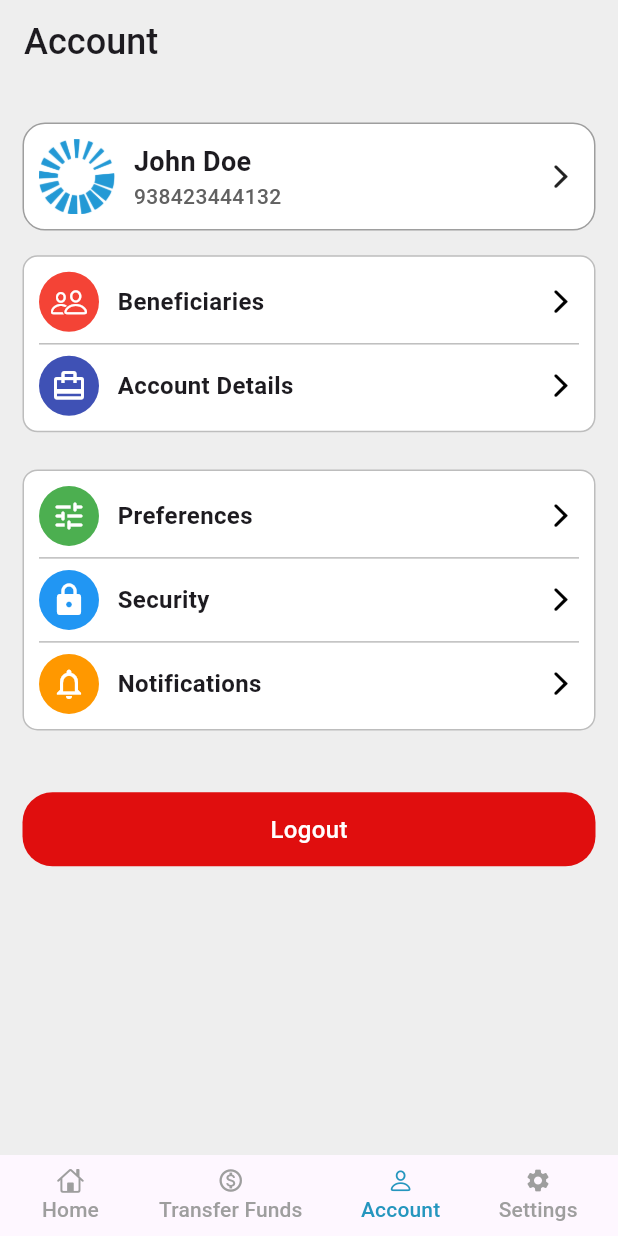
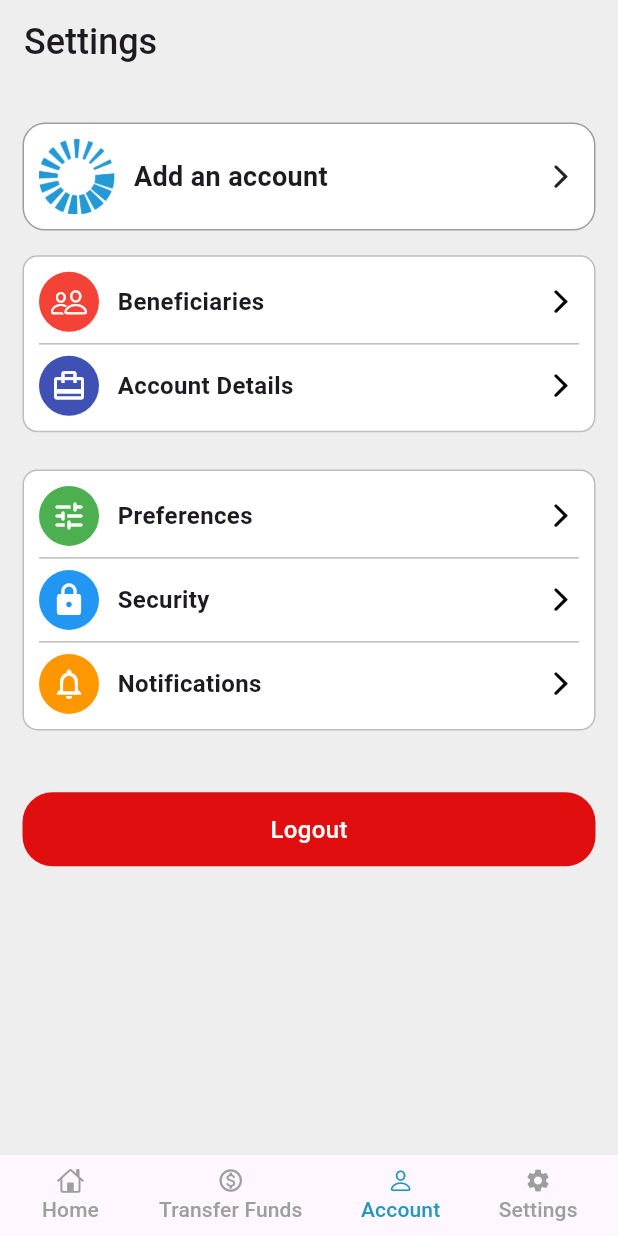
Before and after one commit to Ashisoma/yala, a Flutter app: the AccountScreen screen opened directly, on a phone screen of 412 x 824 dp. Run offline on Flutter 3.47's test engine with Material 3 defaults, Android fonts, the phone set to English and light mode, and no system bars; our stand-ins replace flutter_otp_text_field, get.

Commit message:
ui : settings update

```diff
--- a/lib/main.dart
+++ b/lib/main.dart
@@ -1,7 +1,6 @@
 import 'package:flutter/material.dart';
 import 'package:get/get.dart';
 import 'package:yala/auth/login_screen.dart';
-import 'package:yala/screens/home_screen.dart';
 
 void main() {
   runApp(const MyApp());
--- a/lib/screens/account_screen.dart
+++ b/lib/screens/account_screen.dart
@@ -1,17 +1,16 @@
 import 'package:flutter/cupertino.dart';
 import 'package:flutter/material.dart';
-import 'package:yala/auth/login_screen.dart';
-import 'package:yala/widgets/color.dart';
+import 'package:yala/models/card_items.dart';
 import 'package:yala/widgets/custom_widgets.dart';
 
-class AccountScreen extends StatefulWidget {
-  const AccountScreen({super.key});
+class SettingsScreen extends StatefulWidget {
+  const SettingsScreen({super.key});
 
   @override
-  State<AccountScreen> createState() => _AccountScreenState();
+  State<SettingsScreen> createState() => _SettingsScreenState();
 }
 
-class _AccountScreenState extends State<AccountScreen> {
+class _SettingsScreenState extends State<SettingsScreen> {
   @override
   Widget build(BuildContext context) {
     return Scaffold(
@@ -19,7 +18,7 @@ class _AccountScreenState extends State<AccountScreen> {
         backgroundColor: Colors.grey.shade200,
         automaticallyImplyLeading: false,
         title: const Text(
-          "Account",
+          "Account Management",
           style: TextStyle(
             fontWeight: FontWeight.w500,
             fontSize: 24,
@@ -82,215 +81,78 @@ class _AccountScreenState extends State<AccountScreen> {
               ),
             ),
             SizedBox(
-              height: MediaQuery.of(context).size.height * 0.02,
-            ),
-            Container(
-              padding: const EdgeInsets.all(10.0),
-              decoration: BoxDecoration(
-                color: Colors.white,
-                borderRadius: BorderRadius.circular(10.0),
-                border: Border.all(
-                  color: Colors.grey.shade400,
-                ),
-              ),
-              child: Column(
-                children: [
-                  Row(
-                    children: [
-                      const CircleAvatar(
-                        backgroundColor: Colors.red,
-                        child: Icon(
-                          CupertinoIcons.person_2,
-                          color: Colors.white,
-                        ),
-                      ),
-                      SizedBox(
-                        width: MediaQuery.of(context).size.width * 0.03,
-                      ),
-                      const Text(
-                        "Beneficiaries",
-                        style: TextStyle(
-                          fontWeight: FontWeight.bold,
-                          fontSize: 16,
-                        ),
-                      ),
-                      const Spacer(),
-                      const Icon(
-                        CupertinoIcons.forward,
-                        color: Colors.black,
-                      ),
-                    ],
-                  ),
-                  Divider(
-                    color: Colors.grey.shade400,
-                  ),
-                  Row(
-                    children: [
-                      const CircleAvatar(
-                        backgroundColor: Colors.indigo,
-                        child: Icon(
-                          Icons.wallet_travel,
-                          color: Colors.white,
-                        ),
-                      ),
-                      SizedBox(
-                        width: MediaQuery.of(context).size.width * 0.03,
-                      ),
-                      const Text(
-                        "Account Details",
-                        style: TextStyle(
-                          fontWeight: FontWeight.bold,
-                          fontSize: 16,
-                        ),
-                      ),
-                      const Spacer(),
-                      const Icon(
-                        CupertinoIcons.forward,
-                        color: Colors.black,
-                      ),
-                    ],
-                  ),
-                ],
-              ),
-            ),
-            SizedBox(
               height: MediaQuery.of(context).size.height * 0.03,
             ),
-            Container(
-              padding: const EdgeInsets.all(10.0),
-              decoration: BoxDecoration(
-                color: Colors.white,
-                borderRadius: BorderRadius.circular(10.0),
-                border: Border.all(
-                  color: Colors.grey.shade400,
-                ),
-              ),
-              child: Column(
-                children: [
-                  Row(
-                    children: [
-                      const CircleAvatar(
-                        backgroundColor: Colors.green,
-                        child: Icon(
-                          Icons.tune_rounded,
-                          color: Colors.white,
-                        ),
-                      ),
-                      SizedBox(
-                        width: MediaQuery.of(context).size.width * 0.03,
-                      ),
-                      const Text(
-                        "Preferences",
-                        style: TextStyle(
-                          fontWeight: FontWeight.bold,
-                          fontSize: 16,
-                        ),
-                      ),
-                      const Spacer(),
-                      const Icon(
-                        CupertinoIcons.forward,
-                        color: Colors.black,
-                      ),
-                    ],
-                  ),
-                  Divider(
-                    color: Colors.grey.shade400,
-                  ),
-                  Row(
-                    children: [
-                      const CircleAvatar(
-                        backgroundColor: Colors.blue,
-                        child: Icon(
-                          Icons.lock,
-                          color: Colors.white,
-                        ),
-                      ),
-                      SizedBox(
-                        width: MediaQuery.of(context).size.width * 0.03,
-                      ),
-                      const Text(
-                        "Security",
-                        style: TextStyle(
-                          fontWeight: FontWeight.bold,
-                          fontSize: 16,
-                        ),
-                      ),
-                      const Spacer(),
-                      const Icon(
-                        CupertinoIcons.forward,
-                        color: Colors.black,
-                      ),
-                    ],
-                  ),
-                  Divider(
-                    color: Colors.grey.shade400,
-                  ),
-                  Row(
-                    children: [
-                      const CircleAvatar(
-                        backgroundColor: Colors.orange,
-                        child: Icon(
-                          Icons.notifications_none_outlined,
-                          color: Colors.white,
-                        ),
-                      ),
-                      SizedBox(
-                        width: MediaQuery.of(context).size.width * 0.03,
-                      ),
-                      const Text(
-                        "Notifications",
-                        style: TextStyle(
-                          fontWeight: FontWeight.bold,
-                          fontSize: 16,
-                        ),
-                      ),
-                      const Spacer(),
-                      const Icon(
-                        CupertinoIcons.forward,
-                        color: Colors.black,
-                      ),
-                    ],
-                  ),
-                ],
-              ),
-            ),
-            SizedBox(
-              height: MediaQuery.of(context).size.height * 0.05,
-            ),
-            GestureDetector(
-              onTap: () {
-                Navigator.of(context).pushReplacement(
-                  MaterialPageRoute(
-                    builder: (BuildContext context) => const LoginScreen(),
-                  ),
-                );
-              },
-              child: Container(
-                height: MediaQuery.of(context).size.height * 0.06,
-                decoration: BoxDecoration(
-                  borderRadius: BorderRadius.circular(20),
-                  color: MyColors.red_clr,
-                ),
-                child: const Center(
-                  child: Text(
-                    "Logout",
-                    style: TextStyle(
-                        fontSize: 16,
-                        color: Colors.white,
-                        fontWeight: FontWeight.w500),
-                  ),
-                ),
-              ),
-            ),
+            Expanded(child: pager())
           ],
         ),
       ),
       bottomNavigationBar: Container(
         child: MyWidgets.bottomNavMenu(
           context,
-          contextIndex: 4,
+          contextIndex: 5,
         ),
       ),
     );
   }
+
+  List<ItemsCard> items = [
+    ItemsCard('43.0', 'images/ic_visa.png',
+        LinearGradient(colors: [Colors.purple, Colors.purple.shade300])),
+    ItemsCard('43.0', 'images/ic_mastercard.png',
+        LinearGradient(colors: [Colors.blue, Colors.blue.shade300])),
+    ItemsCard('43.0', 'images/mpesa.png',
+        LinearGradient(colors: [Colors.green, Colors.green.shade300])),
+  ];
+
+  Widget pager() {
+    return SizedBox(
+      child: ListView.separated(
+        separatorBuilder: (context, index) => const SizedBox(
+          height: 20.0,
+        ),
+        itemCount: items.length,
+        itemBuilder: (context, index) {
+          return Container(
+            decoration: BoxDecoration(
+                borderRadius: BorderRadius.circular(
+                  15.0,
+                ),
+                gradient: items[index].linearGradient),
+            height: MediaQuery.of(context).size.height * 0.2,
+            width: MediaQuery.of(context).size.width * 0.9,
+            child: Padding(
+              padding: const EdgeInsets.all(12.0),
+              child: Column(
+                crossAxisAlignment: CrossAxisAlignment.start,
+                children: [
+                  Image.asset(
+                    height: 50,
+                    '${items[index].img}',
+                    scale: 2.0,
+                  ),
+                  Text(
+                    'Bal \$ ${items[index].amount}',
+                    style: const TextStyle(
+                      fontSize: 20.0,
+                      fontWeight: FontWeight.w500,
+                      color: Colors.white,
+                    ),
+                  ),
+                  const Text(
+                    '2373 *** **** **** ***2',
+                    style: TextStyle(
+                      fontSize: 14.0,
+                      fontWeight: FontWeight.w400,
+                      color: Colors.white,
+                    ),
+                  ),
+                ],
+              ),
+            ),
+          );
+        },
+      ),
+    );
+  }
 }
--- /dev/null
+++ b/lib/screens/setting_screen.dart
@@ -0,0 +1,289 @@
+import 'package:flutter/cupertino.dart';
+import 'package:flutter/material.dart';
+import 'package:yala/auth/login_screen.dart';
+import 'package:yala/widgets/color.dart';
+import 'package:yala/widgets/custom_widgets.dart';
+
+class AccountScreen extends StatefulWidget {
+  const AccountScreen({super.key});
+
+  @override
+  State<AccountScreen> createState() => _AccountScreenState();
+}
+
+class _AccountScreenState extends State<AccountScreen> {
+  @override
+  Widget build(BuildContext context) {
+    return Scaffold(
+      appBar: AppBar(
+        backgroundColor: Colors.grey.shade200,
+        automaticallyImplyLeading: false,
+        title: const Text(
+          "Settings",
+          style: TextStyle(
+            fontWeight: FontWeight.w500,
+            fontSize: 24,
+          ),
+        ),
+      ),
+      body: Container(
+        padding: const EdgeInsets.symmetric(vertical: 1.0, horizontal: 15.0),
+        color: Colors.grey.shade200,
+        child: Column(
+          crossAxisAlignment: CrossAxisAlignment.start,
+          children: [
+            SizedBox(
+              height: MediaQuery.of(context).size.height * 0.03,
+            ),
+            Container(
+              padding: const EdgeInsets.all(10.0),
+              decoration: BoxDecoration(
+                color: Colors.white,
+                borderRadius: BorderRadius.circular(15.0),
+                border: Border.all(
+                  color: Colors.grey,
+                ),
+              ),
+              child: Row(
+                children: [
+                  Column(
+                    children: [
+                      Image.asset(
+                        'images/icon.png',
+                        height: 50.0,
+                      )
+                    ],
+                  ),
+                  SizedBox(
+                    width: MediaQuery.of(context).size.width * 0.03,
+                  ),
+                  Column(
+                    crossAxisAlignment: CrossAxisAlignment.start,
+                    children: [
+                      const Text(
+                        "Add an account",
+                        style: TextStyle(
+                          fontWeight: FontWeight.bold,
+                          fontSize: 18,
+                        ),
+                      ),
+                    ],
+                  ),
+                  const Spacer(),
+                  const Center(child: Icon(CupertinoIcons.forward))
+                ],
+              ),
+            ),
+            SizedBox(
+              height: MediaQuery.of(context).size.height * 0.02,
+            ),
+            Container(
+              padding: const EdgeInsets.all(10.0),
+              decoration: BoxDecoration(
+                color: Colors.white,
+                borderRadius: BorderRadius.circular(10.0),
+                border: Border.all(
+                  color: Colors.grey.shade400,
+                ),
+              ),
+              child: Column(
+                children: [
+                  Row(
+                    children: [
+                      const CircleAvatar(
+                        backgroundColor: Colors.red,
+                        child: Icon(
+                          CupertinoIcons.person_2,
+                          color: Colors.white,
+                        ),
+                      ),
+                      SizedBox(
+                        width: MediaQuery.of(context).size.width * 0.03,
+                      ),
+                      const Text(
+                        "Beneficiaries",
+                        style: TextStyle(
+                          fontWeight: FontWeight.bold,
+                          fontSize: 16,
+                        ),
+                      ),
+                      const Spacer(),
+                      const Icon(
+                        CupertinoIcons.forward,
+                        color: Colors.black,
+                      ),
+                    ],
+                  ),
+                  Divider(
+                    color: Colors.grey.shade400,
+                  ),
+                  Row(
+                    children: [
+                      const CircleAvatar(
+                        backgroundColor: Colors.indigo,
+                        child: Icon(
+                          Icons.wallet_travel,
+                          color: Colors.white,
+                        ),
+                      ),
+                      SizedBox(
+                        width: MediaQuery.of(context).size.width * 0.03,
+                      ),
+                      const Text(
+                        "Account Details",
+                        style: TextStyle(
+                          fontWeight: FontWeight.bold,
+                          fontSize: 16,
+                        ),
+                      ),
+                      const Spacer(),
+                      const Icon(
+                        CupertinoIcons.forward,
+                        color: Colors.black,
+                      ),
+                    ],
+                  ),
+                ],
+              ),
+            ),
+            SizedBox(
+              height: MediaQuery.of(context).size.height * 0.03,
+            ),
+            Container(
+              padding: const EdgeInsets.all(10.0),
+              decoration: BoxDecoration(
+                color: Colors.white,
+                borderRadius: BorderRadius.circular(10.0),
+                border: Border.all(
+                  color: Colors.grey.shade400,
+                ),
+              ),
+              child: Column(
+                children: [
+                  Row(
+                    children: [
+                      const CircleAvatar(
+                        backgroundColor: Colors.green,
+                        child: Icon(
+                          Icons.tune_rounded,
+                          color: Colors.white,
+                        ),
+                      ),
+                      SizedBox(
+                        width: MediaQuery.of(context).size.width * 0.03,
+                      ),
+                      const Text(
+                        "Preferences",
+                        style: TextStyle(
+                          fontWeight: FontWeight.bold,
+                          fontSize: 16,
+                        ),
+                      ),
+                      const Spacer(),
+                      const Icon(
+                        CupertinoIcons.forward,
+                        color: Colors.black,
+                      ),
+                    ],
+                  ),
+                  Divider(
+                    color: Colors.grey.shade400,
+                  ),
+                  Row(
+                    children: [
+                      const CircleAvatar(
+                        backgroundColor: Colors.blue,
+                        child: Icon(
+                          Icons.lock,
+                          color: Colors.white,
+                        ),
+                      ),
+                      SizedBox(
+                        width: MediaQuery.of(context).size.width * 0.03,
+                      ),
+                      const Text(
+                        "Security",
+                        style: TextStyle(
+                          fontWeight: FontWeight.bold,
+                          fontSize: 16,
+                        ),
+                      ),
+                      const Spacer(),
+                      const Icon(
+                        CupertinoIcons.forward,
+                        color: Colors.black,
+                      ),
+                    ],
+                  ),
+                  Divider(
+                    color: Colors.grey.shade400,
+                  ),
+                  Row(
+                    children: [
+                      const CircleAvatar(
+                        backgroundColor: Colors.orange,
+                        child: Icon(
+                          Icons.notifications_none_outlined,
+                          color: Colors.white,
+                        ),
+                      ),
+                      SizedBox(
+                        width: MediaQuery.of(context).size.width * 0.03,
+                      ),
+                      const Text(
+                        "Notifications",
+                        style: TextStyle(
+                          fontWeight: FontWeight.bold,
+                          fontSize: 16,
+                        ),
+                      ),
+                      const Spacer(),
+                      const Icon(
+                        CupertinoIcons.forward,
+                        color: Colors.black,
+                      ),
+                    ],
+                  ),
+                ],
+              ),
+            ),
+            SizedBox(
+              height: MediaQuery.of(context).size.height * 0.05,
+            ),
+            GestureDetector(
+              onTap: () {
+                Navigator.of(context).pushReplacement(
+                  MaterialPageRoute(
+                    builder: (BuildContext context) => const LoginScreen(),
+                  ),
+                );
+              },
+              child: Container(
+                height: MediaQuery.of(context).size.height * 0.06,
+                decoration: BoxDecoration(
+                  borderRadius: BorderRadius.circular(20),
+                  color: MyColors.red_clr,
+                ),
+                child: const Center(
+                  child: Text(
+                    "Logout",
+                    style: TextStyle(
+                        fontSize: 16,
+                        color: Colors.white,
+                        fontWeight: FontWeight.w500),
+                  ),
+                ),
+              ),
+            ),
+          ],
+        ),
+      ),
+      bottomNavigationBar: Container(
+        child: MyWidgets.bottomNavMenu(
+          context,
+          contextIndex: 4,
+        ),
+      ),
+    );
+  }
+}
--- a/lib/widgets/custom_widgets.dart
+++ b/lib/widgets/custom_widgets.dart
@@ -1,5 +1,6 @@
 import 'package:flutter/cupertino.dart';
 import 'package:flutter/material.dart';
+import 'package:yala/screens/setting_screen.dart';
 import 'package:yala/screens/account_screen.dart';
 import 'package:yala/screens/transfer_fund_screen.dart';
 import 'package:yala/widgets/color.dart';
@@ -161,10 +162,10 @@ class MyWidgets {
           ),
           TextButton(
             onPressed: () {
-              // Navigator.push(
-              //   context,
-              //   MaterialPageRoute(builder: (context) => const AccountScreen()),
-              // );
+              Navigator.push(
+                context,
+                MaterialPageRoute(builder: (context) => const SettingsScreen()),
+              );
             },
             child: Column(
               mainAxisSize: MainAxisSize.min,
```
